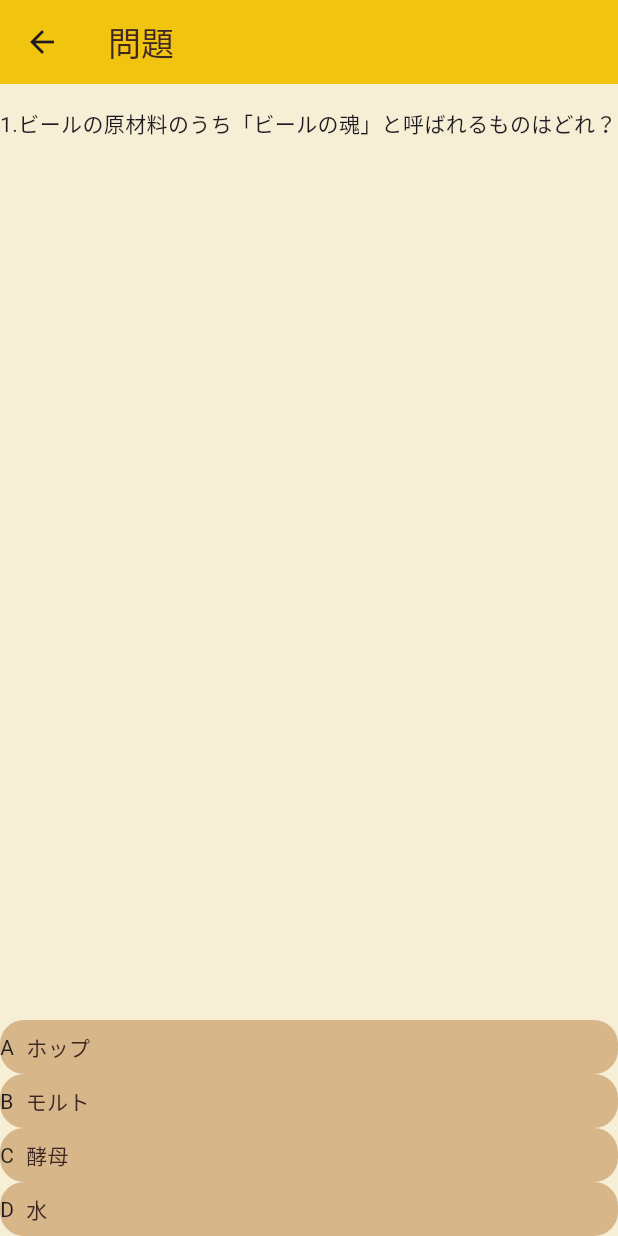
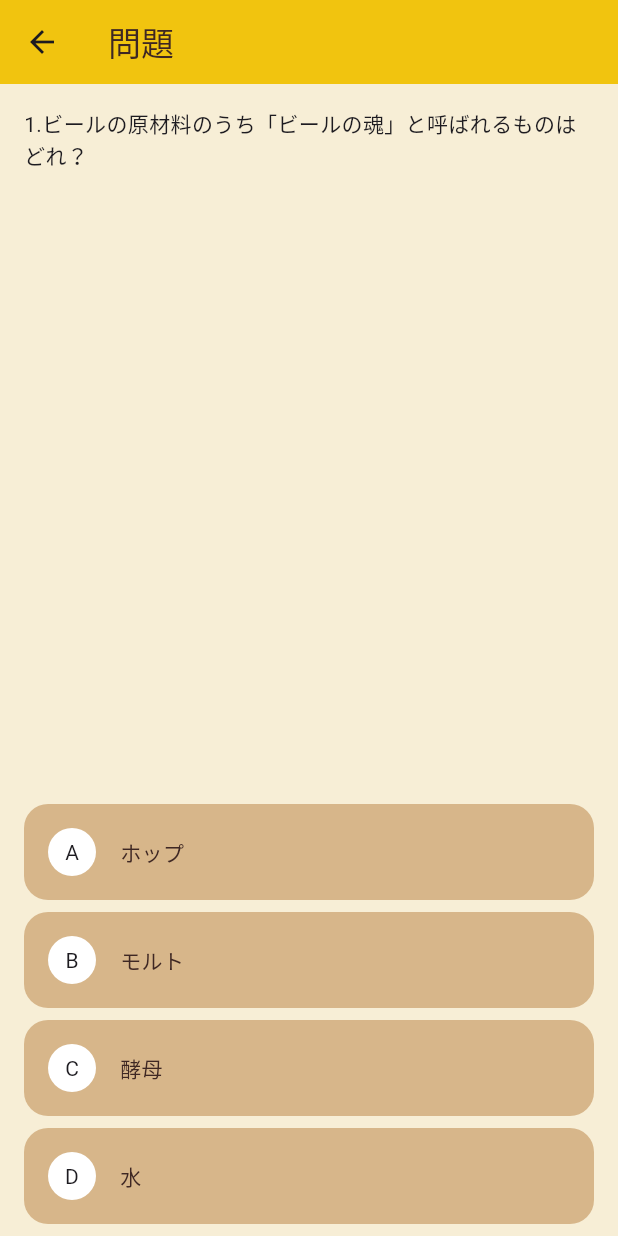
Before and after one commit to ryomar-kappa/hop, a Flutter app: the QuizPageView screen opened directly, on a phone screen of 412 x 824 dp. Run offline on Flutter 3.47's test engine with Material 3 defaults, Android fonts, the phone set to English and light mode, and no system bars.

Commit message:
デザイン調整

```diff
--- a/lib/screen/quiz_page/quiz_page.dart
+++ b/lib/screen/quiz_page/quiz_page.dart
@@ -70,6 +70,8 @@ class QuizPage extends State<QuizPageView> {
         child: Container(
           width: double.infinity,
           color: AppColor.backgroundColor,
+          child: Padding(
+            padding: const EdgeInsets.symmetric(horizontal: 16),
             child: Column(
               children: [
                 Expanded(
@@ -103,6 +105,7 @@ class QuizPage extends State<QuizPageView> {
             ),
           ),
         ),
+      ),
     );
   }
 }
@@ -122,12 +125,15 @@ class ChoisesArea extends StatelessWidget {
     return Column(
         children: List.generate(
             quiz.choises.length,
-            (index) => Choises(
+            (index) => Padding(
+                  padding: const EdgeInsets.only(bottom: 8),
+                  child: Choises(
                       prefix: ChoisePrefix.fromIndex(index).text,
                       choise: quiz.choises[index],
                       state: choisesState[index],
                       onAnswer: onAnswer,
-                number: index)));
+                      number: index),
+                )));
   }
 }
 
@@ -169,19 +175,26 @@ class Choises extends StatelessWidget {
         onAnswer(number);
       },
       child: Container(
+        height: 64,
         decoration: BoxDecoration(
             color:
                 state ? AppColor.correctAnswerColor : AppColor.quizBackground,
             borderRadius: const BorderRadius.all(Radius.circular(16))),
         child: Row(
           children: [
-            Container(
-              decoration:
-                  BoxDecoration(borderRadius: BorderRadius.circular(16)),
-              child: Text(prefix),
+            Padding(
+              padding: const EdgeInsets.symmetric(horizontal: 16),
+              child: Container(
+                width: 32,
+                height: 32,
+                decoration: BoxDecoration(
+                    borderRadius: BorderRadius.circular(16),
+                    color: Colors.white),
+                child: Center(child: Text(prefix)),
+              ),
             ),
             Padding(
-              padding: const EdgeInsets.all(8.0),
+              padding: const EdgeInsets.symmetric(vertical: 8),
               child: Text(
                 choise,
                 style: const TextStyle(color: AppColor.quizText),
```
Lines whose indentation alone changed are shown as unchanged.
